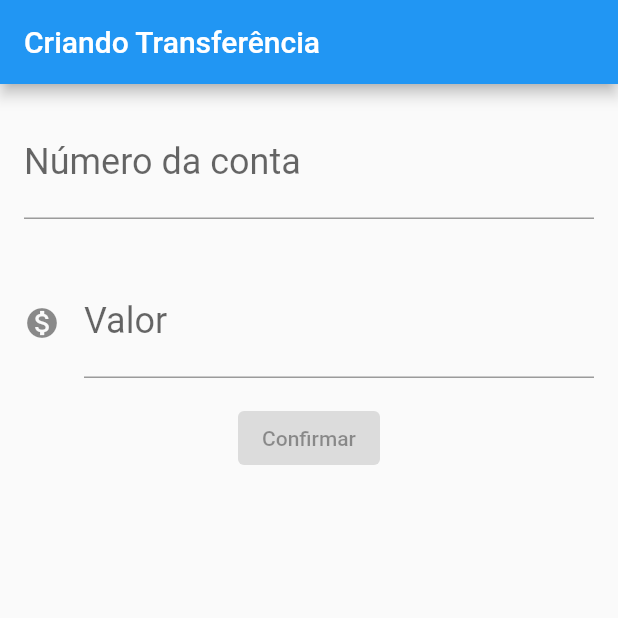
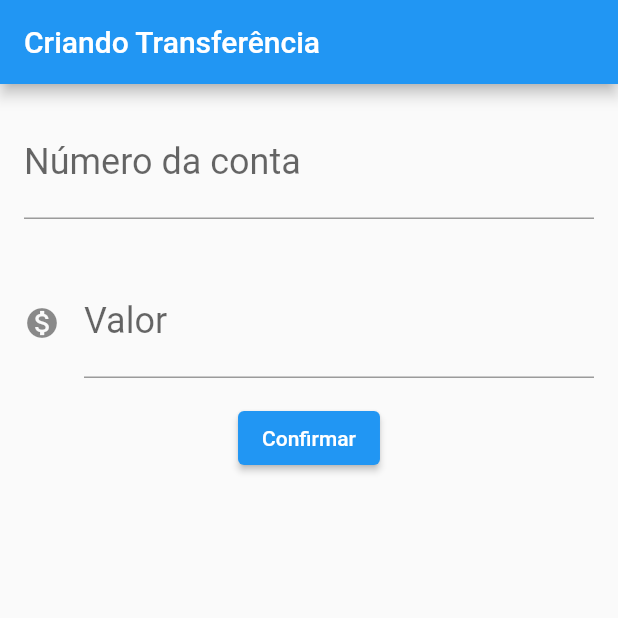
Before and after one commit to JeanCamargoReal/bytebank, a Flutter app: the screen it shows after launch, on a phone screen of 412 x 824 dp, the top half of it. Run offline on Flutter 3.47's test engine with Material 2 defaults, Android fonts, the phone set to English and light mode, and no system bars.

Commit message:
Creating tranfer

```diff
--- a/lib/main.dart
+++ b/lib/main.dart
@@ -20,7 +20,12 @@ class BytbankApp extends StatelessWidget {
 }
 
 class FormularioTransferencia extends StatelessWidget {
-  const FormularioTransferencia({Key? key}) : super(key: key);
+  FormularioTransferencia({Key? key}) : super(key: key);
+
+  final TextEditingController _controladorCampoNumeroConta =
+      TextEditingController();
+  final TextEditingController _controladorCampoValor = TextEditingController();
+
   @override
   Widget build(BuildContext context) {
     return Scaffold(
@@ -28,10 +33,11 @@ class FormularioTransferencia extends StatelessWidget {
           title: Text('Criando Transferência'),
         ),
         body: Column(
-          children: const <Widget>[
+          children: <Widget>[
             Padding(
               padding: EdgeInsets.all(16.0),
               child: TextField(
+                controller: _controladorCampoNumeroConta,
                 style: TextStyle(fontSize: 24.0),
                 decoration: InputDecoration(
                     labelText: 'Número da conta', hintText: '0000'),
@@ -41,6 +47,7 @@ class FormularioTransferencia extends StatelessWidget {
             Padding(
               padding: EdgeInsets.all(16.0),
               child: TextField(
+                controller: _controladorCampoValor,
                 style: TextStyle(fontSize: 24.0),
                 decoration: InputDecoration(
                     icon: Icon(Icons.monetization_on),
@@ -49,7 +56,20 @@ class FormularioTransferencia extends StatelessWidget {
                 keyboardType: TextInputType.number,
               ),
             ),
-            ElevatedButton(onPressed: null, child: Text('Confirmar'))
+            ElevatedButton(
+                onPressed: () {
+                  debugPrint("Botão pressionado");
+                  final int? numeroConta =
+                      int.tryParse(_controladorCampoNumeroConta.text);
+                  final double? valor =
+                      double.tryParse(_controladorCampoValor.text);
+                  if (numeroConta != null && valor != null) {
+                    final trasferenciaCriada =
+                        Transferencia(valor, numeroConta);
+                    debugPrint('$trasferenciaCriada');
+                  }
+                },
+                child: Text('Confirmar'))
           ],
         ));
   }
@@ -94,5 +114,12 @@ class ItemTransferencia extends StatelessWidget {
 class Transferencia {
   final double valor;
   final int numeroConta;
+
   Transferencia(this.valor, this.numeroConta);
+
+  @override
+  String toString() {
+    // TODO: implement toString
+    return 'Transferencia{valor: $valor, numeroConta: $numeroConta}';
+  }
 }
```
Also changed, not shown: 2 other files.
